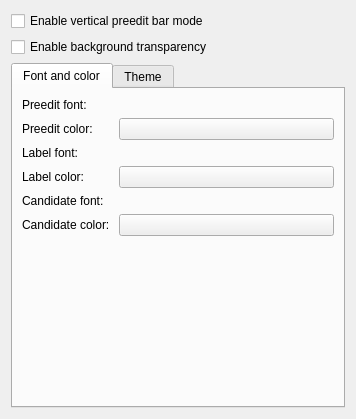
Before: the Qt Designer form appearance.ui in KDE/kimtoy, drawn with Qt 5.
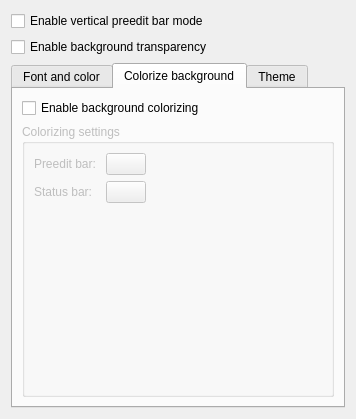
After: the same form once the commit is applied. Custom widgets are drawn as their Qt base class.

Commit message: implement background colorize

Patch:
```diff
--- a/appearance.ui
+++ b/appearance.ui
@@ -31,7 +31,7 @@
    <item>
     <widget class="QTabWidget" name="tabWidget">
      <property name="currentIndex">
-      <number>0</number>
+      <number>1</number>
      </property>
      <widget class="QWidget" name="tab_3">
       <attribute name="title">
@@ -117,6 +117,80 @@
        </item>
       </layout>
      </widget>
+     <widget class="QWidget" name="tab">
+      <attribute name="title">
+       <string>Colorize background</string>
+      </attribute>
+      <layout class="QVBoxLayout" name="verticalLayout_6">
+       <item>
+        <widget class="QCheckBox" name="kcfg_BackgroundColorizing">
+         <property name="text">
+          <string>Enable background colorizing</string>
+         </property>
+        </widget>
+       </item>
+       <item>
+        <widget class="QGroupBox" name="groupBox_2">
+         <property name="enabled">
+          <bool>false</bool>
+         </property>
+         <property name="title">
+          <string>Colorizing settings</string>
+         </property>
+         <layout class="QVBoxLayout" name="verticalLayout_7">
+          <item>
+           <layout class="QFormLayout" name="formLayout">
+            <property name="fieldGrowthPolicy">
+             <enum>QFormLayout::ExpandingFieldsGrow</enum>
+            </property>
+            <item row="0" column="0">
+             <widget class="QLabel" name="preeditBarLabel">
+              <property name="text">
+               <string>Preedit bar: </string>
+              </property>
+             </widget>
+            </item>
+            <item row="0" column="1">
+             <widget class="KColorButton" name="kcfg_PreeditBarColorize">
+              <property name="alphaChannelEnabled">
+               <bool>true</bool>
+              </property>
+             </widget>
+            </item>
+            <item row="1" column="0">
+             <widget class="QLabel" name="statusBarLabel">
+              <property name="text">
+               <string>Status bar: </string>
+              </property>
+             </widget>
+            </item>
+            <item row="1" column="1">
+             <widget class="KColorButton" name="kcfg_StatusBarColorize">
+              <property name="alphaChannelEnabled">
+               <bool>true</bool>
+              </property>
+             </widget>
+            </item>
+           </layout>
+          </item>
+          <item>
+           <spacer name="verticalSpacer_3">
+            <property name="orientation">
+             <enum>Qt::Vertical</enum>
+            </property>
+            <property name="sizeHint" stdset="0">
+             <size>
+              <width>20</width>
+              <height>40</height>
+             </size>
+            </property>
+           </spacer>
+          </item>
+         </layout>
+        </widget>
+       </item>
+      </layout>
+     </widget>
      <widget class="QWidget" name="tab_4">
       <attribute name="title">
        <string>Theme</string>
```
Left out of the diff: 16 changed lines with no effect on the pictures. The commit also changes 4 other files.
